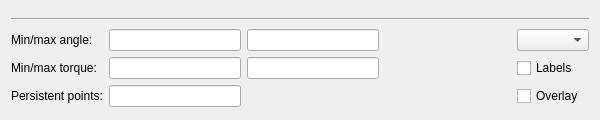
The window that ui/w_ankleTorque.ui (johnbatzer18/biomech_flexsea-plan) describes before a commit, drawn with Qt 5.
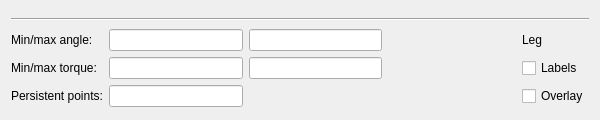
The same window after the commit.

Commit message: Integrating User Testing & Torque Tool

```diff
--- a/ui/w_ankleTorque.ui
+++ b/ui/w_ankleTorque.ui
@@ -74,9 +74,6 @@
      <item row="1" column="2">
       <widget class="QLineEdit" name="lineEditYMax"/>
      </item>
-     <item row="0" column="4">
-      <widget class="QComboBox" name="comboBoxLeg"/>
-     </item>
      <item row="0" column="3">
       <spacer name="horizontalSpacer_2">
        <property name="orientation">
@@ -127,6 +124,13 @@
        </property>
       </widget>
      </item>
+     <item row="0" column="4">
+      <widget class="QLabel" name="labelLeg">
+       <property name="text">
+        <string>Leg</string>
+       </property>
+      </widget>
+     </item>
     </layout>
    </item>
   </layout>
```
The commit also changes 6 other files.
